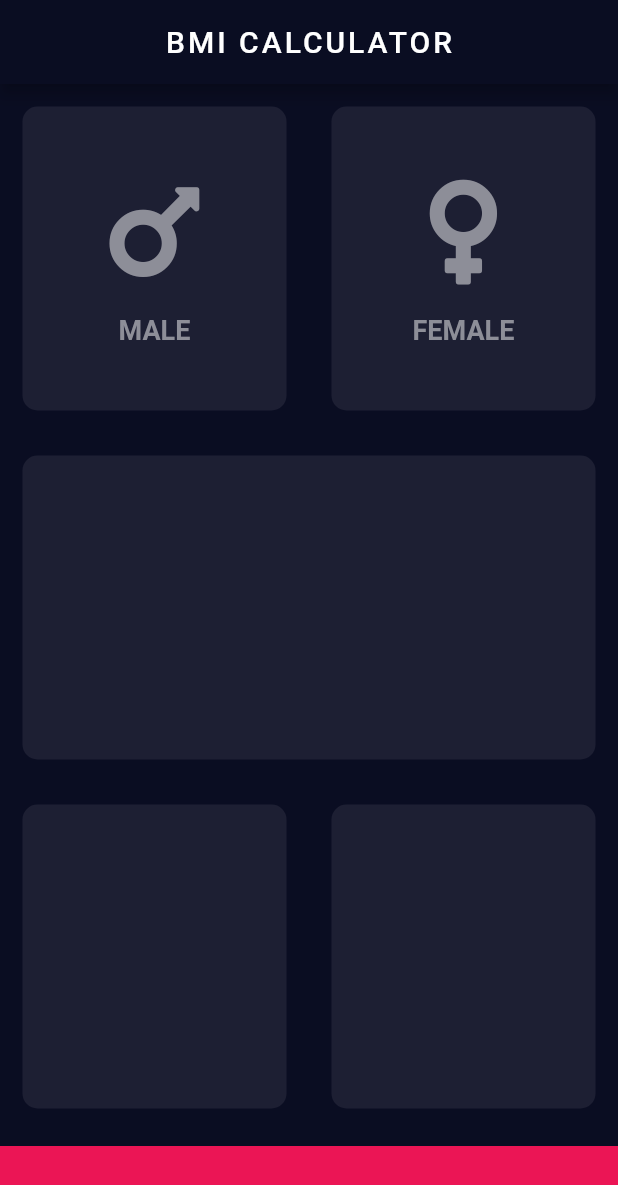
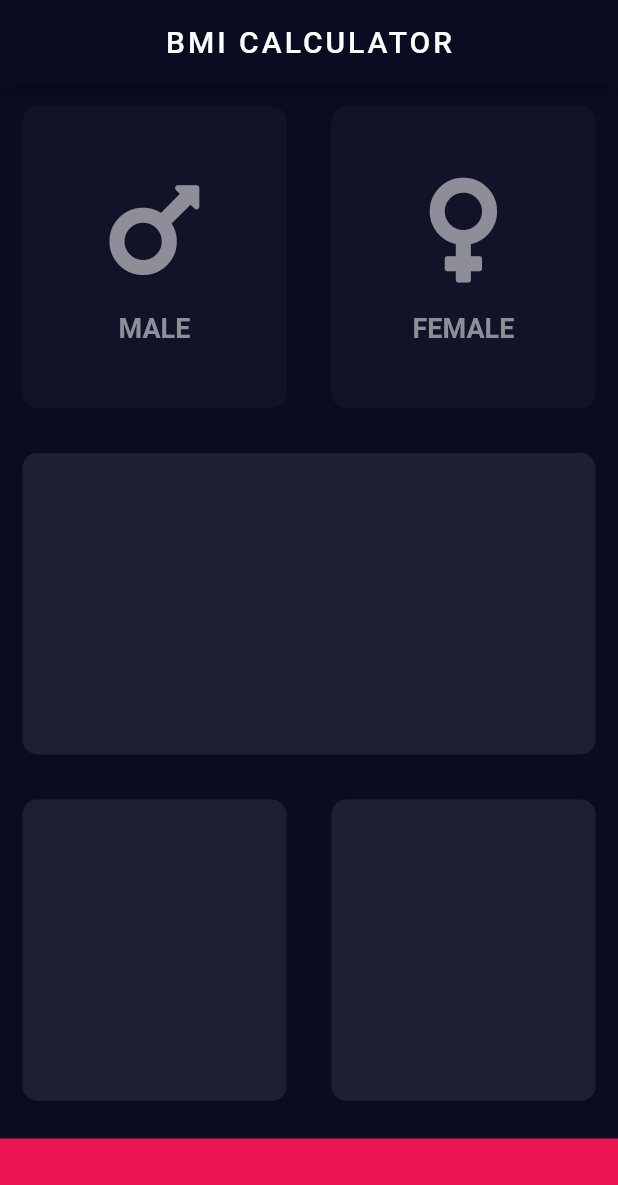
Before and after one commit to chauhan2b/bmi_calculator, a Flutter app: the screen it shows after launch, on a phone screen of 412 x 824 dp. Shown: the top 1185 px of the screen. Run offline on Flutter 3.47's test engine with Material 2 defaults, Android fonts, the phone set to English and light mode, and no system bars; our stand-ins replace font_awesome_flutter.

Commit message:
gender buttons are now clickable

```diff
--- a/lib/icon_content.dart
+++ b/lib/icon_content.dart
@@ -1,4 +1,10 @@
 import 'package:flutter/material.dart';
+
+const genderTextStyle = TextStyle(
+  fontSize: 18.0,
+  color: Color(0xFF8D8E98),
+  fontWeight: FontWeight.bold,
+);
 
 class IconContent extends StatelessWidget {
   IconContent({this.gender, this.icon});
@@ -21,11 +27,7 @@ class IconContent extends StatelessWidget {
         ),
         Text(
           gender,
-          style: TextStyle(
-            fontSize: 18.0,
-            color: Color(0xFF8D8E98),
-            fontWeight: FontWeight.bold,
-          ),
+          style: genderTextStyle,
         )
       ],
     );
--- a/lib/input_page.dart
+++ b/lib/input_page.dart
@@ -5,8 +5,9 @@ import './icon_content.dart';
 import './reusable_card.dart';
 
 const activeCardColor = Color(0xFF1D1F33);
+const inactiveCardColor = Color(0xFF111328);
 const bottomContainerColor = Color(0xFFEB1555);
-const bottomContainerHeight = 60.0;
+const bottomContainerHeight = 65.0;
 
 class InputPage extends StatefulWidget {
   @override
@@ -14,6 +15,28 @@ class InputPage extends StatefulWidget {
 }
 
 class _InputPageState extends State<InputPage> {
+  Color maleCardColor = inactiveCardColor;
+  Color femaleCardColor = inactiveCardColor;
+
+  void updateCardColor(int selectedGender) {
+    if (selectedGender == 1) {
+      if (maleCardColor == inactiveCardColor) {
+        maleCardColor = activeCardColor;
+        femaleCardColor = inactiveCardColor;
+      } else {
+        maleCardColor = inactiveCardColor;
+      }
+    }
+    if (selectedGender == 2) {
+      if (femaleCardColor == inactiveCardColor) {
+        femaleCardColor = activeCardColor;
+        maleCardColor = inactiveCardColor;
+      } else {
+        femaleCardColor = inactiveCardColor;
+      }
+    }
+  }
+
   @override
   Widget build(BuildContext context) {
     return Scaffold(
@@ -31,20 +54,34 @@ class _InputPageState extends State<InputPage> {
               child: Row(
                 children: [
                   Expanded(
+                    child: GestureDetector(
+                      onTap: () {
+                        setState(() {
+                          updateCardColor(1);
+                        });
+                      },
                       child: ReusableCard(
-                      colour: activeCardColor,
+                        colour: maleCardColor,
                         cardChild: IconContent(
                           gender: 'MALE',
                           icon: FontAwesomeIcons.mars,
                         ),
                       ),
                     ),
+                  ),
                   Expanded(
+                    child: GestureDetector(
+                      onTap: () {
+                        setState(() {
+                          updateCardColor(2);
+                        });
+                      },
                       child: ReusableCard(
-                      colour: activeCardColor,
+                        colour: femaleCardColor,
                         cardChild: IconContent(
                           gender: 'FEMALE',
                           icon: FontAwesomeIcons.venus,
+                        ),
                       ),
                     ),
                   ),
```
Lines whose indentation alone changed are shown as unchanged.
